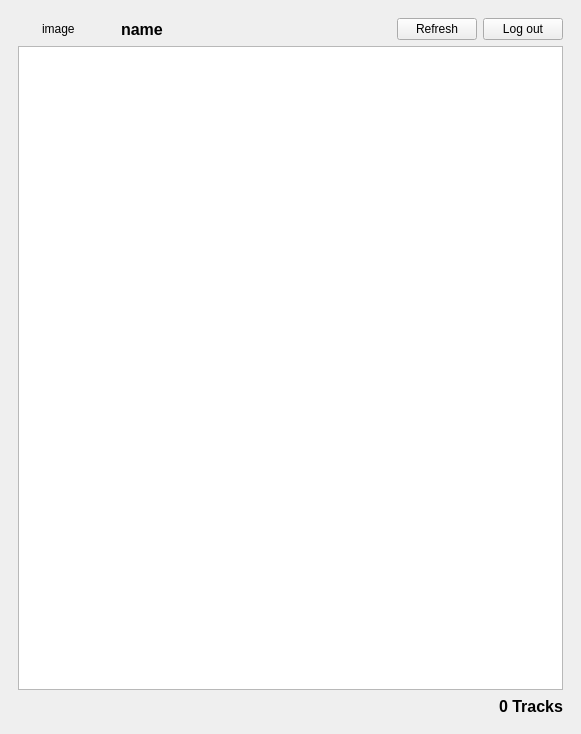
Qt form mutak/mainwindow.ui (ahmed-debbech/mutak) before a commit.
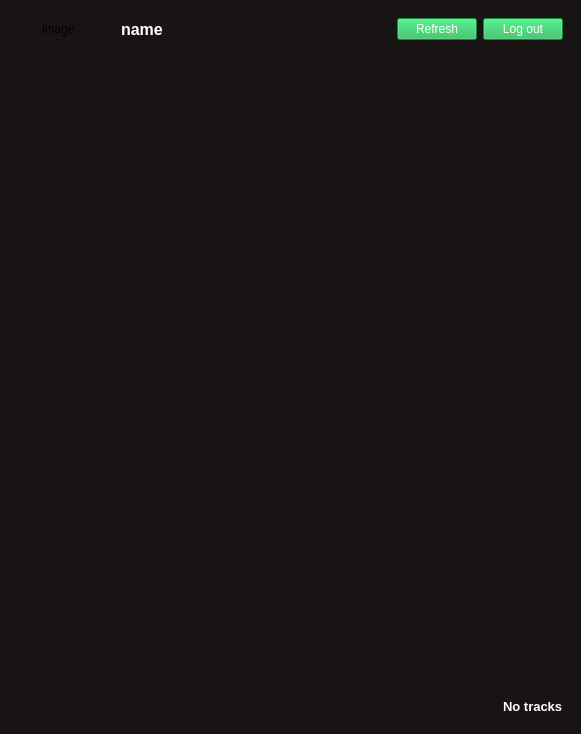
The same form after that commit. The open tabs and pages were chosen to show the change.

Commit message: Add the graphic chart like spotify app in the whole UI

```diff
--- a/mutak/mainwindow.ui
+++ b/mutak/mainwindow.ui
@@ -10,9 +10,21 @@
     <height>734</height>
    </rect>
   </property>
+  <property name="sizePolicy">
+   <sizepolicy hsizetype="Preferred" vsizetype="Preferred">
+    <horstretch>0</horstretch>
+    <verstretch>0</verstretch>
+   </sizepolicy>
+  </property>
   <property name="windowTitle">
    <string>MainWindow</string>
   </property>
+  <property name="autoFillBackground">
+   <bool>false</bool>
+  </property>
+  <property name="styleSheet">
+   <string notr="true">background-color: #191414;</string>
+  </property>
   <widget class="QWidget" name="centralwidget">
    <layout class="QVBoxLayout" name="verticalLayout">
     <item>
@@ -176,6 +188,9 @@
                 <bold>true</bold>
                </font>
               </property>
+              <property name="styleSheet">
+               <string notr="true">color: white;</string>
+              </property>
               <property name="text">
                <string>name</string>
               </property>
@@ -196,6 +211,10 @@
             </item>
             <item>
              <widget class="QPushButton" name="refresh_button">
+              <property name="styleSheet">
+               <string notr="true">color: white;
+background-color: #1db954</string>
+              </property>
               <property name="text">
                <string>Refresh</string>
               </property>
@@ -203,6 +222,10 @@
             </item>
             <item>
              <widget class="QPushButton" name="logout_button">
+              <property name="styleSheet">
+               <string notr="true">color: white;
+background-color: #1db954</string>
+              </property>
               <property name="text">
                <string>Log out</string>
               </property>
@@ -213,7 +236,11 @@
          </layout>
         </item>
         <item>
-         <widget class="QListWidget" name="listWidget"/>
+         <widget class="QListWidget" name="listWidget">
+          <property name="styleSheet">
+           <string notr="true"/>
+          </property>
+         </widget>
         </item>
         <item>
          <layout class="QHBoxLayout" name="horizontalLayout_2">
@@ -234,13 +261,16 @@
            <widget class="QLabel" name="countText">
             <property name="font">
              <font>
-              <pointsize>12</pointsize>
+              <pointsize>10</pointsize>
               <weight>75</weight>
               <bold>true</bold>
              </font>
             </property>
+            <property name="styleSheet">
+             <string notr="true">color: white;</string>
+            </property>
             <property name="text">
-             <string>0 Tracks</string>
+             <string>No tracks</string>
             </property>
            </widget>
           </item>
```
Left out of the diff: 18 changed lines with no effect on the pictures. The commit also changes 2 other files.
